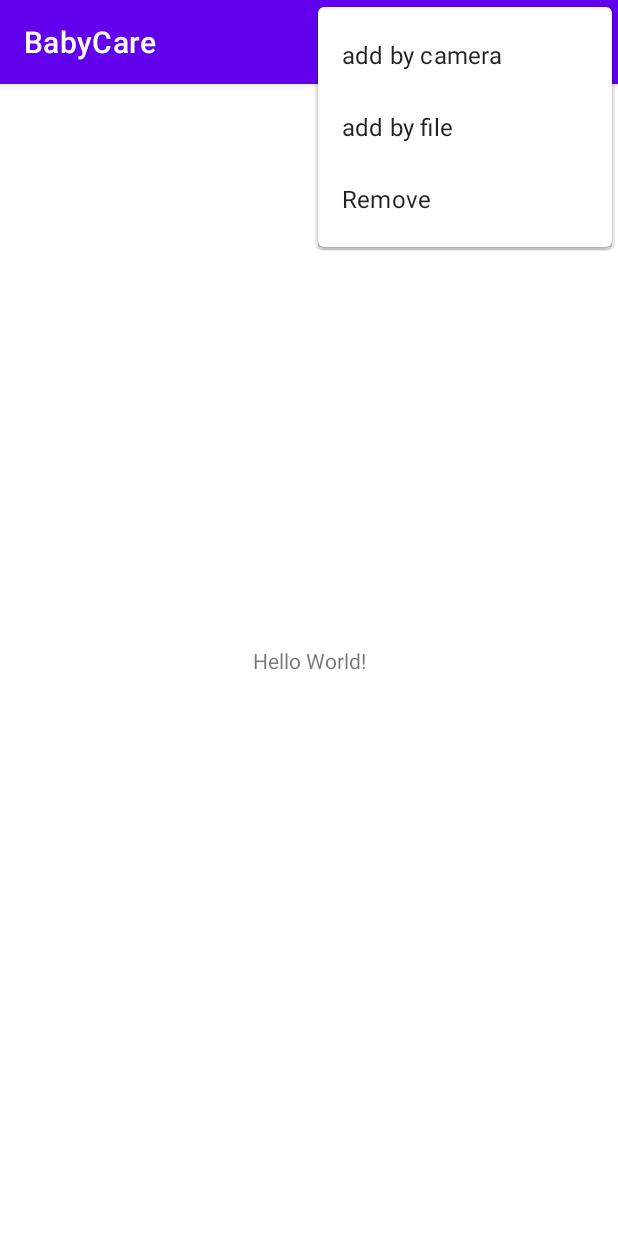
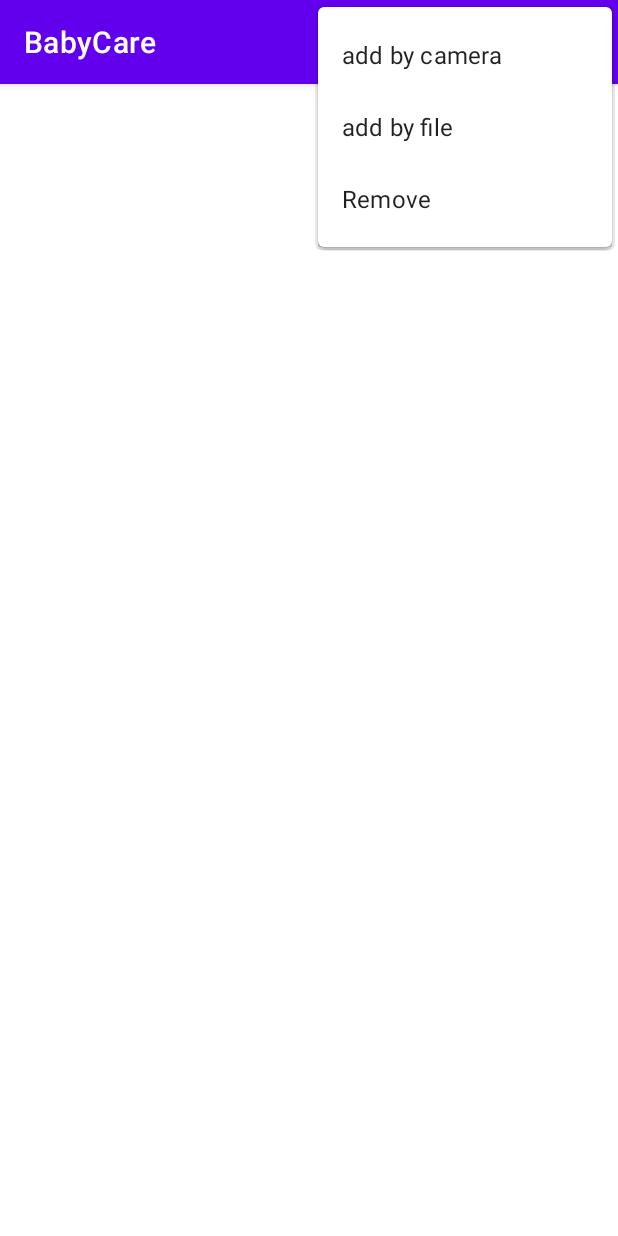
Before and after one commit to ted001/BabyCareApp, an Android app: the photo screen opened directly, with no data from a screen before it, with the options menu open, on a phone screen of 412 x 824 dp. Run offline under Robolectric (Android 15) with nearby library versions, the phone set to English and light mode, and no system bars; pictures from the network do not load; 2 statements that could not run were skipped.

Commit message:
Remove text

```diff
--- a/app/src/main/java/edu/neu/babycare/ImageDetail.java
+++ b/app/src/main/java/edu/neu/babycare/ImageDetail.java
@@ -17,6 +17,6 @@ public class ImageDetail extends Activity {
         Log.e("detail", String.valueOf(images));
         ImageView imag = (ImageView) findViewById(R.id.details_img);
         imag.setImageResource(images);
-    }
+    } mmm n
 
 }
--- a/app/src/main/res/layout/photo.xml
+++ b/app/src/main/res/layout/photo.xml
@@ -9,7 +9,7 @@
     <TextView
         android:layout_width="wrap_content"
         android:layout_height="wrap_content"
-        android:text="Hello World!"
+        android:text=""
         app:layout_constraintBottom_toBottomOf="parent"
         app:layout_constraintLeft_toLeftOf="parent"
         app:layout_constraintRight_toRightOf="parent"
@@ -25,7 +25,7 @@
         <androidx.recyclerview.widget.RecyclerView
             android:id="@+id/recyclerview"
             android:layout_width="match_parent"
-            android:layout_height="match_parent"/>
+            android:layout_height="match_parent" />
 
     </RelativeLayout>
 
```
